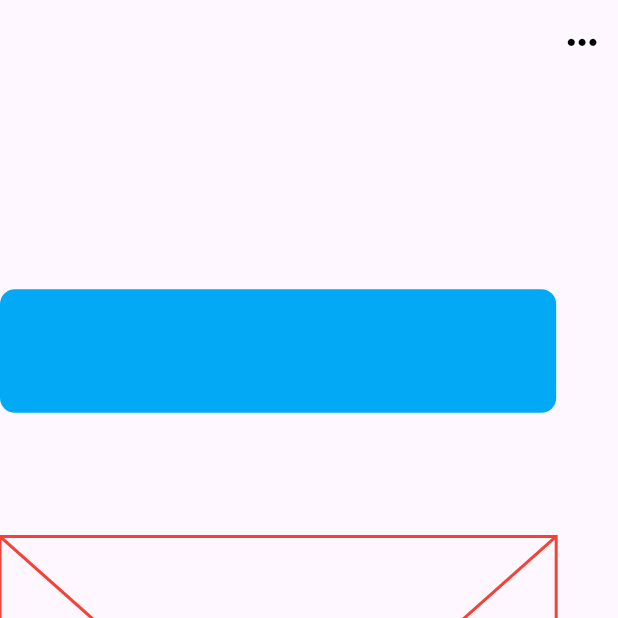
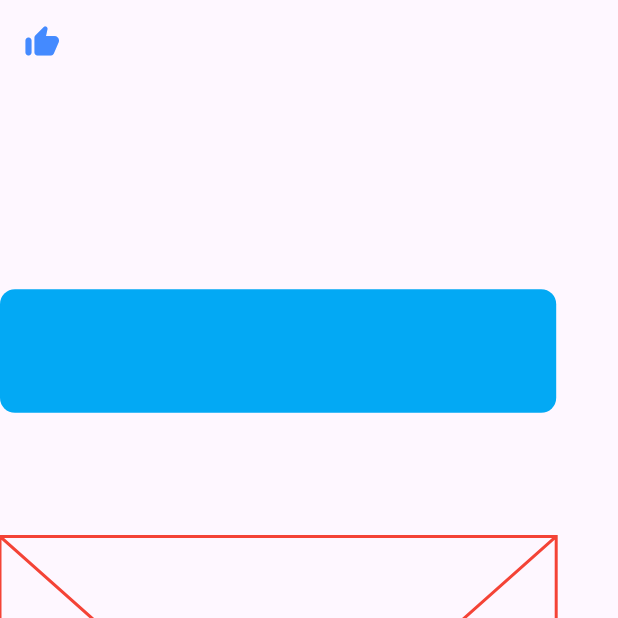
Before and after one commit to Unique-chiemerie/mnemosyne, a Flutter app: the Mainscreen screen opened directly, on a phone screen of 412 x 824 dp, the top half of it. Run offline on Flutter 3.47's test engine with Material 3 defaults, Android fonts, the light colour scheme and no system bars.

Commit message:
the button Navigation

```diff
--- a/lib/Screens/mainscreen.dart
+++ b/lib/Screens/mainscreen.dart
@@ -12,25 +12,19 @@ class Mainscreen extends StatelessWidget {
       appBar: AppBar(
         shadowColor: Colors.transparent,
         backgroundColor: Colors.transparent,
-        actions: [
-          IconButton(
+        leading: IconButton(
           onPressed: () {
-              Navigator.push(
-                context,
+            Navigator.of(context).push(
               MaterialPageRoute(
                 builder: (context) => const Sidebarscreen(),
               ),
             );
           },
           icon: const Icon(
-              Icons.more_horiz_outlined,
-              color: Colors.black,
-            ),
-            style: IconButton.styleFrom(
-              iconSize: screenWidth * 0.07,
+            Icons.thumb_up_rounded,
+            color: Colors.blueAccent,
           ),
         ),
-        ],
       ),
       body: Column(
         mainAxisAlignment: MainAxisAlignment.center,
```
Lines whose indentation alone changed are shown as unchanged.
